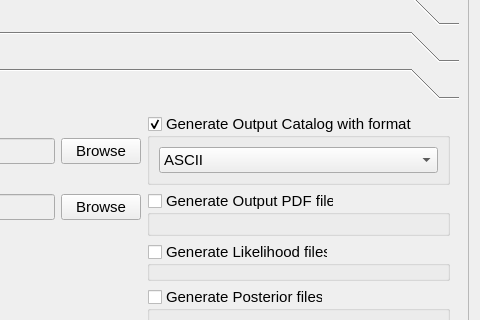
Above: PhzQtUI/auxdir/PhzQtUI/FormAnalysis.ui from astrorama/Phosphoros before the change; both pictures show x 611 to 1091 and y 453 to 773 of the 1091 by 883 pixel window. Below: the same form after it.
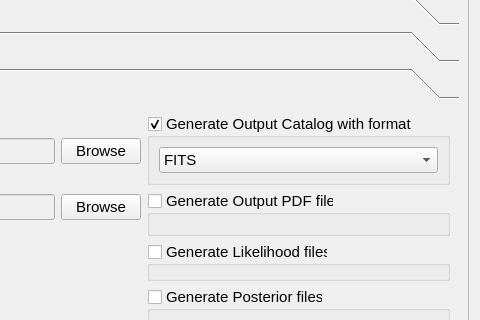
That is the form after the change.

The edit to the form file:
```diff
--- a/PhzQtUI/auxdir/PhzQtUI/FormAnalysis.ui
+++ b/PhzQtUI/auxdir/PhzQtUI/FormAnalysis.ui
@@ -70,7 +70,7 @@
         <x>0</x>
         <y>0</y>
         <width>1071</width>
-        <height>774</height>
+        <height>776</height>
        </rect>
       </property>
       <layout class="QVBoxLayout" name="verticalLayout_9">
@@ -688,7 +688,7 @@
             <x>0</x>
             <y>0</y>
             <width>1053</width>
-            <height>255</height>
+            <height>253</height>
            </rect>
           </property>
           <attribute name="label">
@@ -814,7 +814,7 @@
                    <widget class="QComboBox" name="cb_cat_output_type">
                     <item>
                      <property name="text">
-                      <string>ASCII</string>
+                      <string>FITS</string>
                      </property>
                     </item>
                     <item>
```
Left out of the diff: 14 changed lines with no effect on the pictures.
